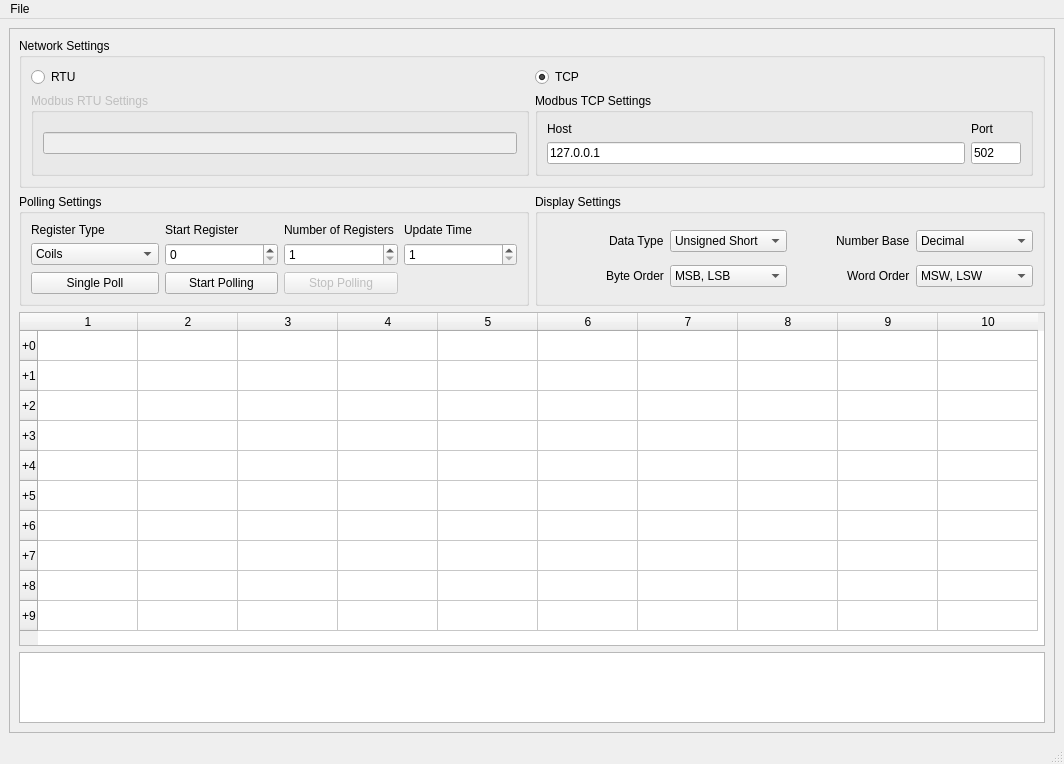
First picture: the form in ui_files/modbus_visualizer.ui, repository AlexEshoo/modbus_visualizer, before the edit.
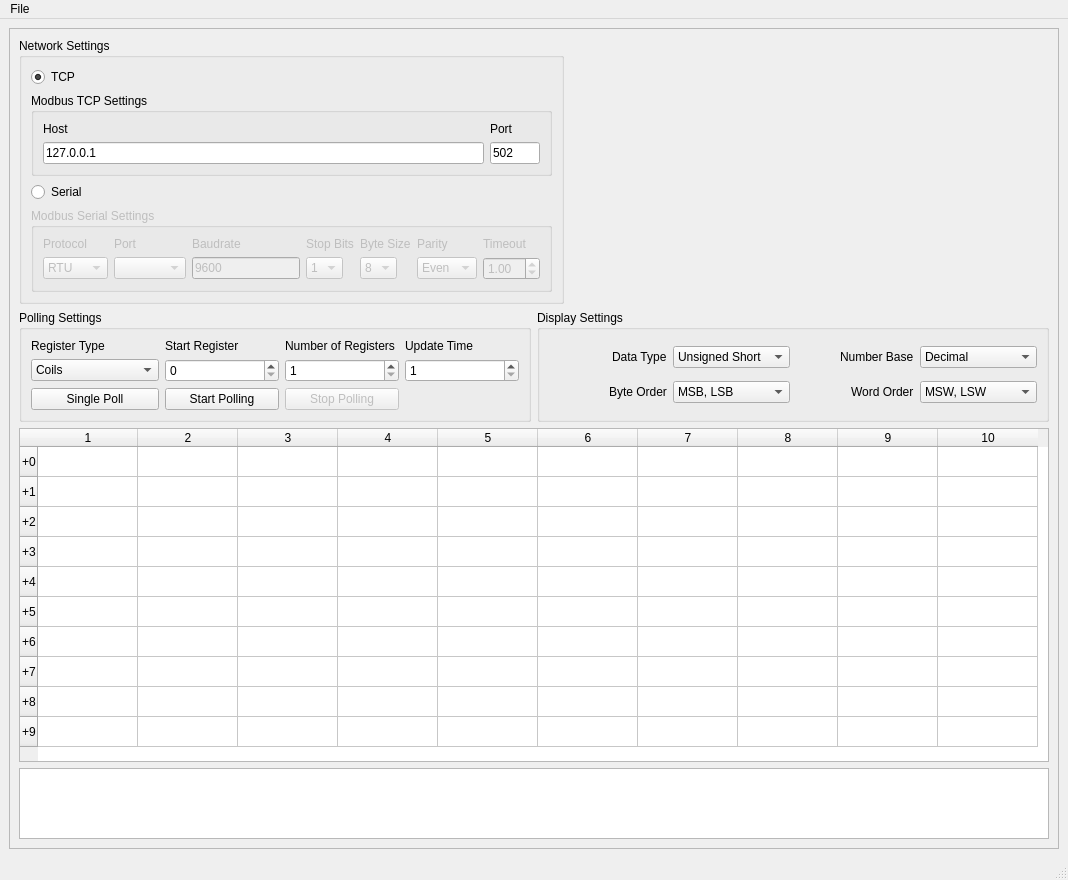
Second picture: the form after the edit.

Commit message: Updated GUI files to add settings for serial

Diff of the .ui file:
```diff
--- a/ui_files/modbus_visualizer.ui
+++ b/ui_files/modbus_visualizer.ui
@@ -6,8 +6,8 @@
    <rect>
     <x>0</x>
     <y>0</y>
-    <width>1064</width>
-    <height>722</height>
+    <width>1068</width>
+    <height>823</height>
    </rect>
   </property>
   <property name="sizePolicy">
@@ -380,7 +380,7 @@
          </layout>
         </widget>
        </item>
-       <item row="0" column="0" colspan="2">
+       <item row="0" column="0" colspan="2" alignment="Qt::AlignLeft">
         <widget class="QGroupBox" name="networkSettingsGroupBox">
          <property name="sizePolicy">
           <sizepolicy hsizetype="Minimum" vsizetype="Maximum">
@@ -392,19 +392,6 @@
           <string>Network Settings</string>
          </property>
          <layout class="QGridLayout" name="gridLayout_5">
-          <item row="0" column="0">
-           <widget class="QRadioButton" name="rtuRadioButton">
-            <property name="sizePolicy">
-             <sizepolicy hsizetype="Preferred" vsizetype="Fixed">
-              <horstretch>0</horstretch>
-              <verstretch>0</verstretch>
-             </sizepolicy>
-            </property>
-            <property name="text">
-             <string>RTU</string>
-            </property>
-           </widget>
-          </item>
           <item row="0" column="1">
            <widget class="QRadioButton" name="tcpRadioButton">
             <property name="sizePolicy">
@@ -421,28 +408,247 @@
             </property>
            </widget>
           </item>
-          <item row="1" column="0">
-           <widget class="QGroupBox" name="rtuSettingsGroupBox">
+          <item row="3" column="1">
+           <widget class="QRadioButton" name="serialRadioButton">
+            <property name="sizePolicy">
+             <sizepolicy hsizetype="Preferred" vsizetype="Fixed">
+              <horstretch>0</horstretch>
+              <verstretch>0</verstretch>
+             </sizepolicy>
+            </property>
+            <property name="text">
+             <string>Serial</string>
+            </property>
+           </widget>
+          </item>
+          <item row="4" column="1">
+           <widget class="QGroupBox" name="serialSettingsGroupBox">
             <property name="enabled">
              <bool>false</bool>
             </property>
+            <property name="sizePolicy">
+             <sizepolicy hsizetype="Maximum" vsizetype="Preferred">
+              <horstretch>0</horstretch>
+              <verstretch>0</verstretch>
+             </sizepolicy>
+            </property>
             <property name="title">
-             <string>Modbus RTU Settings</string>
+             <string>Modbus Serial Settings</string>
+            </property>
+            <property name="checkable">
+             <bool>false</bool>
             </property>
             <layout class="QGridLayout" name="gridLayout_2">
+             <item row="1" column="1">
+              <widget class="QComboBox" name="serialPortComboBox">
+               <property name="sizePolicy">
+                <sizepolicy hsizetype="Maximum" vsizetype="Fixed">
+                 <horstretch>0</horstretch>
+                 <verstretch>0</verstretch>
+                </sizepolicy>
+               </property>
+              </widget>
+             </item>
+             <item row="0" column="1">
+              <widget class="QLabel" name="serialPortLabel">
+               <property name="text">
+                <string>Port</string>
+               </property>
+              </widget>
+             </item>
              <item row="0" column="0">
-              <widget class="QLineEdit" name="lineEdit"/>
+              <widget class="QLabel" name="serialProtocolLabel">
+               <property name="text">
+                <string>Protocol</string>
+               </property>
+              </widget>
+             </item>
+             <item row="1" column="0">
+              <widget class="QComboBox" name="serialProtocolComboBox">
+               <property name="sizePolicy">
+                <sizepolicy hsizetype="Maximum" vsizetype="Fixed">
+                 <horstretch>0</horstretch>
+                 <verstretch>0</verstretch>
+                </sizepolicy>
+               </property>
+               <item>
+                <property name="text">
+                 <string>RTU</string>
+                </property>
+               </item>
+               <item>
+                <property name="text">
+                 <string>ASCII</string>
+                </property>
+               </item>
+               <item>
+                <property name="text">
+                 <string>Binary</string>
+                </property>
+               </item>
+              </widget>
+             </item>
+             <item row="0" column="2">
+              <widget class="QLabel" name="serialBaudRateLabel">
+               <property name="text">
+                <string>Baudrate</string>
+               </property>
+              </widget>
+             </item>
+             <item row="0" column="5">
+              <widget class="QLabel" name="serialParityLabel">
+               <property name="text">
+                <string>Parity</string>
+               </property>
+              </widget>
+             </item>
+             <item row="1" column="5">
+              <widget class="QComboBox" name="serialParityComboBox">
+               <property name="sizePolicy">
+                <sizepolicy hsizetype="Maximum" vsizetype="Fixed">
+                 <horstretch>0</horstretch>
+                 <verstretch>0</verstretch>
+                </sizepolicy>
+               </property>
+               <item>
+                <property name="text">
+                 <string>Even</string>
+                </property>
+               </item>
+               <item>
+                <property name="text">
+                 <string>Odd</string>
+                </property>
+               </item>
+               <item>
+                <property name="text">
+                 <string>None</string>
+                </property>
+               </item>
+              </widget>
+             </item>
+             <item row="1" column="4">
+              <widget class="QComboBox" name="serialByteSizeComboBox">
+               <property name="sizePolicy">
+                <sizepolicy hsizetype="Maximum" vsizetype="Fixed">
+                 <horstretch>0</horstretch>
+                 <verstretch>0</verstretch>
+                </sizepolicy>
+               </property>
+               <property name="currentText">
+                <string>8</string>
+               </property>
+               <property name="currentIndex">
+                <number>3</number>
+               </property>
+               <property name="iconSize">
+                <size>
+                 <width>16</width>
+                 <height>16</height>
+                </size>
+               </property>
+               <item>
+                <property name="text">
+                 <string>5</string>
+                </property>
+               </item>
+               <item>
+                <property name="text">
+                 <string>6</string>
+                </property>
+               </item>
+               <item>
+                <property name="text">
+                 <string>7</string>
+                </property>
+               </item>
+               <item>
+                <property name="text">
+                 <string>8</string>
+                </property>
+               </item>
+              </widget>
+             </item>
+             <item row="1" column="2">
+              <widget class="QLineEdit" name="serialBaudRateLineEdit">
+               <property name="sizePolicy">
+                <sizepolicy hsizetype="Maximum" vsizetype="Fixed">
+                 <horstretch>0</horstretch>
+                 <verstretch>0</verstretch>
+                </sizepolicy>
+               </property>
+               <property name="text">
+                <string>9600</string>
+               </property>
+              </widget>
+             </item>
+             <item row="0" column="3">
+              <widget class="QLabel" name="serialStopBitsLabel">
+               <property name="text">
+                <string>Stop Bits</string>
+               </property>
+              </widget>
+             </item>
+             <item row="0" column="4">
+              <widget class="QLabel" name="serialByteSizeLabel">
+               <property name="text">
+                <string>Byte Size</string>
+               </property>
+              </widget>
+             </item>
+             <item row="1" column="3">
+              <widget class="QComboBox" name="serialStopBitsComboBox">
+               <property name="sizePolicy">
+                <sizepolicy hsizetype="Maximum" vsizetype="Fixed">
+                 <horstretch>0</horstretch>
+                 <verstretch>0</verstretch>
+                </sizepolicy>
+               </property>
+               <item>
+                <property name="text">
+                 <string>1</string>
+                </property>
+               </item>
+               <item>
+                <property name="text">
+                 <string>2</string>
+                </property>
+               </item>
+              </widget>
+             </item>
+             <item row="0" column="6">
+              <widget class="QLabel" name="timeoutLabel">
+               <property name="text">
+                <string>Timeout</string>
+               </property>
+              </widget>
+             </item>
+             <item row="1" column="6">
+              <widget class="QDoubleSpinBox" name="timoutSpinBox">
+               <property name="sizePolicy">
+                <sizepolicy hsizetype="Maximum" vsizetype="Fixed">
+                 <horstretch>0</horstretch>
+                 <verstretch>0</verstretch>
+                </sizepolicy>
+               </property>
+               <property name="singleStep">
+                <double>1.000000000000000</double>
+               </property>
+               <property name="value">
+                <double>1.000000000000000</double>
+               </property>
+              </widget>
              </item>
             </layout>
            </widget>
           </item>
-          <item row="1" column="1">
+          <item row="2" column="1">
            <widget class="QGroupBox" name="tcpSettingsGroupBox">
             <property name="enabled">
              <bool>true</bool>
             </property>
             <property name="sizePolicy">
-             <sizepolicy hsizetype="Preferred" vsizetype="Preferred">
+             <sizepolicy hsizetype="Preferred" vsizetype="Maximum">
               <horstretch>0</horstretch>
               <verstretch>0</verstretch>
              </sizepolicy>
@@ -451,6 +657,33 @@
              <string>Modbus TCP Settings</string>
             </property>
             <layout class="QGridLayout" name="gridLayout_6">
+             <item row="0" column="0">
+              <widget class="QLabel" name="tcpHostLabel">
+               <property name="text">
+                <string>Host</string>
+               </property>
+              </widget>
+             </item>
+             <item row="0" column="1">
+              <widget class="QLabel" name="tcpPortLabel">
+               <property name="text">
+                <string>Port</string>
+               </property>
+              </widget>
+             </item>
+             <item row="1" column="0">
+              <widget class="QLineEdit" name="tcpHostLineEdit">
+               <property name="sizePolicy">
+                <sizepolicy hsizetype="Preferred" vsizetype="Fixed">
+                 <horstretch>0</horstretch>
+                 <verstretch>0</verstretch>
+                </sizepolicy>
+               </property>
+               <property name="text">
+                <string>127.0.0.1</string>
+               </property>
+              </widget>
+             </item>
              <item row="1" column="1">
               <widget class="QLineEdit" name="tcpPortLineEdit">
                <property name="sizePolicy">
@@ -470,27 +703,6 @@
                </property>
               </widget>
              </item>
-             <item row="1" column="0">
-              <widget class="QLineEdit" name="tcpHostLineEdit">
-               <property name="text">
-                <string>127.0.0.1</string>
-               </property>
-              </widget>
-             </item>
-             <item row="0" column="0">
-              <widget class="QLabel" name="tcpHostLabel">
-               <property name="text">
-                <string>Host</string>
-               </property>
-              </widget>
-             </item>
-             <item row="0" column="1">
-              <widget class="QLabel" name="tcpPortLabel">
-               <property name="text">
-                <string>Port</string>
-               </property>
-              </widget>
-             </item>
             </layout>
            </widget>
           </item>
@@ -684,7 +896,7 @@
     <rect>
      <x>0</x>
      <y>0</y>
-     <width>1064</width>
+     <width>1068</width>
      <height>21</height>
     </rect>
    </property>
```
Left out of the diff: 38 changed lines with no effect on the pictures. The commit also changes 1 other file.
